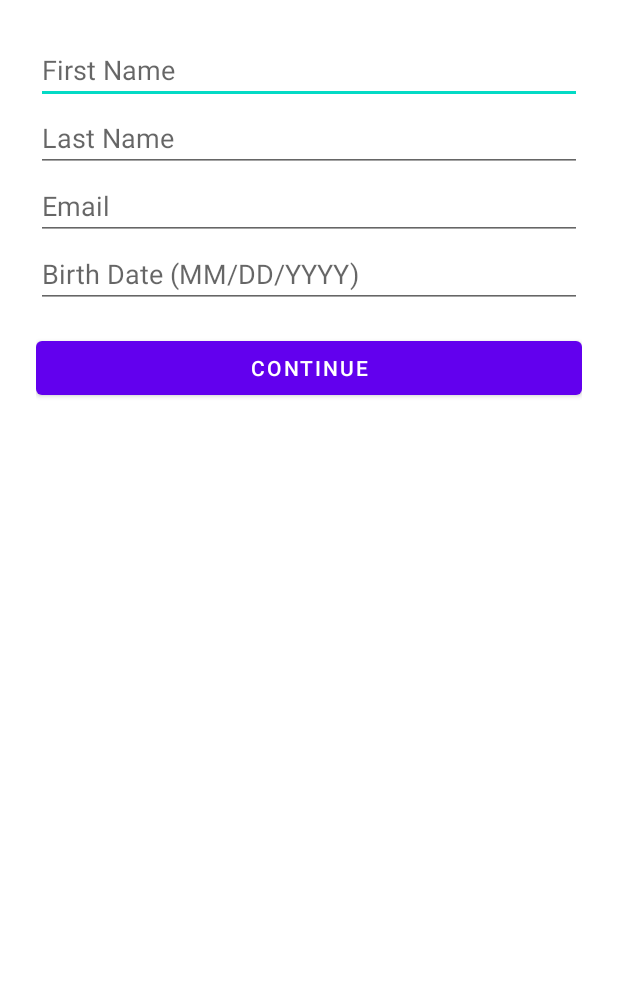
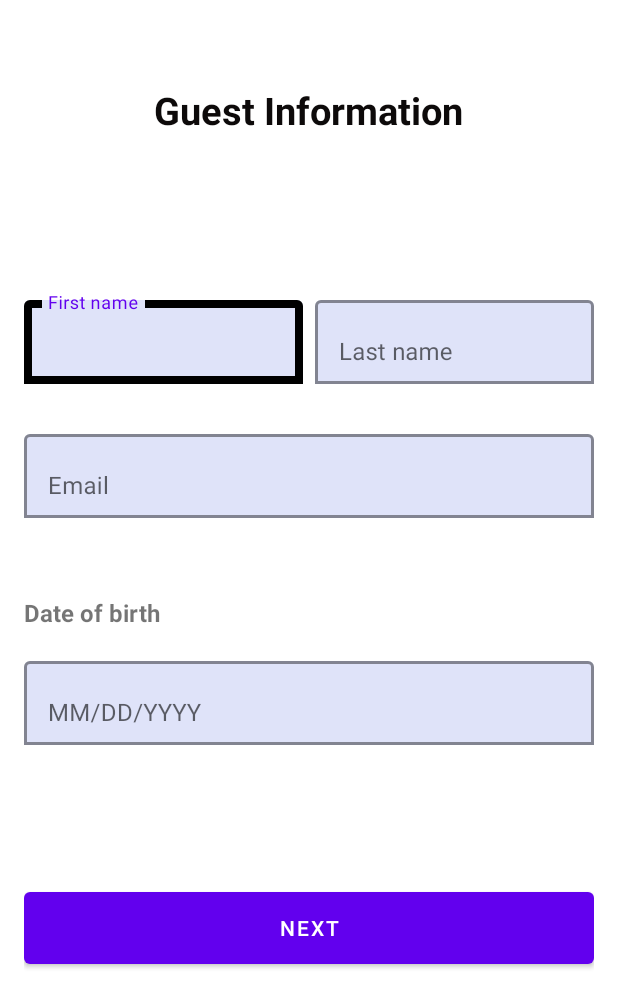
Before and after one commit to VikasSardhara/EZStay, an Android app: the GuestFormActivity screen opened directly, with no data from a screen before it, on a phone screen of 412 x 824 dp. Shown: the top 1008 px of the screen. Run offline under Robolectric (Android 15) with nearby library versions, the phone set to English and light mode, and no system bars.

Commit message:
changed guest activity form xml. updated logic for sending guest information to payment

```diff
--- a/frontend/app/src/main/java/com/example/homepage/Payment/CheckoutActivity.java
+++ b/frontend/app/src/main/java/com/example/homepage/Payment/CheckoutActivity.java
@@ -111,7 +111,6 @@ public class CheckoutActivity extends AppCompatActivity {
                         jsonParam.put("first_name", i.getStringExtra("first_name"));
                         jsonParam.put("last_name", i.getStringExtra("last_name"));
                         jsonParam.put("email", i.getStringExtra("email"));
-                        //for(ConfirmedBookingManager.ConfirmedReservation res : Res
                     }
 
 
--- a/frontend/app/src/main/java/com/example/homepage/Payment/GuestFormActivity.java
+++ b/frontend/app/src/main/java/com/example/homepage/Payment/GuestFormActivity.java
@@ -1,58 +1,61 @@
 package com.example.homepage.Payment;
 
-import android.app.DatePickerDialog;
 import android.content.Intent;
 import android.os.Bundle;
+import android.view.View;
 import android.widget.Button;
 import android.widget.EditText;
 import android.widget.Toast;
+
+import com.example.homepage.USER.DOBPicker;
 
 import androidx.annotation.Nullable;
 import androidx.appcompat.app.AppCompatActivity;
 
 import com.example.homepage.R;
 
-import java.text.SimpleDateFormat;
-import java.util.Calendar;
-import java.util.Locale;
-
-
 public class GuestFormActivity extends AppCompatActivity {
 
     private EditText etFirstName, etLastName, etEmail, etBirthDate;
     private Button btnSubmit;
-    private Calendar selectedDOB;
 
     @Override
     protected void onCreate(@Nullable Bundle savedInstanceState) {
         super.onCreate(savedInstanceState);
         setContentView(R.layout.activity_guest_form);
 
-        etFirstName = findViewById(R.id.firstName);
-        etLastName = findViewById(R.id.lastName);
-        etEmail = findViewById(R.id.email);
-        etBirthDate = findViewById(R.id.birthDate);
-        btnSubmit = findViewById(R.id.submitGuestForm);
+        etFirstName = findViewById(R.id.first_name);
+        etLastName = findViewById(R.id.last_name);
+        etEmail = findViewById(R.id.register_email);
+        etBirthDate = findViewById(R.id.dob_input);
+        btnSubmit = findViewById(R.id.next_button);
 
-        selectedDOB = Calendar.getInstance();
+        etBirthDate.setOnClickListener(new View.OnClickListener() {
+            @Override
+            public void onClick(View v) {
+                DOBPicker.showDatePicker(GuestFormActivity.this, new DOBPicker.DOBSelectedCallback() {
+                    @Override
+                    public void onValidDOBSelected(String formattedDate) {
+                        etBirthDate.setText(formattedDate);
+                    }
+                });
+            }
+        });
 
-        etBirthDate.setOnClickListener(v -> showDatePickerDialog());
-
+        // Handle form submission
         btnSubmit.setOnClickListener(v -> {
             String firstName = etFirstName.getText().toString().trim();
             String lastName = etLastName.getText().toString().trim();
             String email = etEmail.getText().toString().trim();
             String birthDate = etBirthDate.getText().toString().trim();
 
+            // Check if all fields are filled
             if (firstName.isEmpty() || lastName.isEmpty() || email.isEmpty() || birthDate.isEmpty()) {
                 Toast.makeText(this, "Please fill out all fields.", Toast.LENGTH_SHORT).show();
                 return;
             }
 
-            if (!is18OrOlder(selectedDOB)) {
-                Toast.makeText(this, "You must be at least 18 years old to book.", Toast.LENGTH_LONG).show();
-                return;
-            }
+            // Passing the guest form data to the next activity (CheckoutActivity)
             Intent i = new Intent(getApplicationContext(), CheckoutActivity.class);
             i.putExtra("first_name", firstName);
             i.putExtra("last_name", lastName);
@@ -61,32 +64,6 @@ public class GuestFormActivity extends AppCompatActivity {
             finish();
 
             Toast.makeText(this, "Guest form submitted. Welcome!", Toast.LENGTH_SHORT).show();
-            // You can now navigate to the Home screen or store this guest data for further use.
         });
     }
-
-    private void showDatePickerDialog() {
-        Calendar calendar = Calendar.getInstance();
-
-        new DatePickerDialog(
-                this,
-                (view, year, month, dayOfMonth) -> {
-                    selectedDOB.set(year, month, dayOfMonth);
-                    SimpleDateFormat sdf = new SimpleDateFormat("MM/dd/yyyy", Locale.US);
-                    etBirthDate.setText(sdf.format(selectedDOB.getTime()));
-                },
-                calendar.get(Calendar.YEAR),
-                calendar.get(Calendar.MONTH),
-                calendar.get(Calendar.DAY_OF_MONTH)
-        ).show();
-    }
-
-    private boolean is18OrOlder(Calendar dob) {
-        Calendar today = Calendar.getInstance();
-        Calendar legalAge = (Calendar) dob.clone();
-        legalAge.add(Calendar.YEAR, 18);
-        return !today.before(legalAge); // returns true if today is after or equal to 18th birthday
-    }
-
-
 }
--- a/frontend/app/src/main/java/com/example/homepage/REGISTERLOGIN/Register.java
+++ b/frontend/app/src/main/java/com/example/homepage/REGISTERLOGIN/Register.java
@@ -25,7 +25,6 @@ public class Register extends AppCompatActivity {
     TextInputEditText editTextlastName;
     TextInputEditText editTextEmail;
     Button nextButton;
-    ProgressBar progressBar;
 
     FirebaseAuth mAuth;
     TextView loginButton;
--- a/frontend/app/src/main/java/com/example/homepage/cart/CartFragment.java
+++ b/frontend/app/src/main/java/com/example/homepage/cart/CartFragment.java
@@ -28,6 +28,7 @@ import com.google.android.material.bottomnavigation.BottomNavigationView;
 import com.android.volley.toolbox.StringRequest;
 import com.google.firebase.auth.FirebaseAuth;
 
+import java.io.Serializable;
 import java.text.NumberFormat;
 import java.text.SimpleDateFormat;
 import java.util.List;
@@ -131,7 +132,6 @@ public class CartFragment extends Fragment {
 
             btnPay.setOnClickListener(v -> {
                 FirebaseUser mUser = FirebaseAuth.getInstance().getCurrentUser();
-
                 if (mUser != null) {
                     Intent i = new Intent(requireContext(), com.example.homepage.Payment.CheckoutActivity.class);
                     i.putExtra("amount", (int)(res.getPrice()));
@@ -148,8 +148,6 @@ public class CartFragment extends Fragment {
                     startActivity(intent);
                 }
             });
-
-
             cartContainer.addView(card);
         }
     }
--- a/frontend/app/src/main/res/layout/activity_guest_form.xml
+++ b/frontend/app/src/main/res/layout/activity_guest_form.xml
@@ -1,47 +1,137 @@
 <?xml version="1.0" encoding="utf-8"?>
-<ScrollView xmlns:android="http://schemas.android.com/apk/res/android"
+<androidx.constraintlayout.widget.ConstraintLayout
+    xmlns:android="http://schemas.android.com/apk/res/android"
+    xmlns:app="http://schemas.android.com/apk/res-auto"
+    xmlns:tools="http://schemas.android.com/tools"
     android:layout_width="match_parent"
     android:layout_height="match_parent"
-    android:padding="24dp">
+    android:padding="16dp">
 
-    <LinearLayout
-        android:layout_width="match_parent"
+    <TextView
+        android:id="@+id/create_account_display"
+        android:layout_width="wrap_content"
         android:layout_height="wrap_content"
-        android:orientation="vertical">
+        android:layout_marginTop="40dp"
+        android:text="Guest Information"
+        android:textColor="#0D0A0A"
+        android:textSize="25sp"
+        android:textStyle="bold"
+        app:layout_constraintEnd_toEndOf="parent"
+        app:layout_constraintHorizontal_bias="0.497"
+        app:layout_constraintStart_toStartOf="parent"
+        app:layout_constraintTop_toTopOf="parent" />
 
-        <EditText
-            android:id="@+id/firstName"
-            android:hint="First Name"
-            android:inputType="textPersonName"
-            android:layout_width="match_parent"
-            android:layout_height="wrap_content"/>
+    <!-- First Name -->
+    <com.google.android.material.textfield.TextInputLayout
+        android:id="@+id/first_name_layout"
+        android:layout_width="0dp"
+        android:layout_height="wrap_content"
+        android:layout_marginTop="104dp"
+        app:boxBackgroundColor="#7CBEC6F2"
+        app:boxBackgroundMode="outline"
+        app:boxStrokeColor="#000000"
+        app:boxStrokeWidth="2dp"
+        app:boxStrokeWidthFocused="5dp"
+        app:layout_constraintEnd_toStartOf="@id/last_name_layout"
+        app:layout_constraintStart_toStartOf="parent"
+        app:layout_constraintTop_toBottomOf="@id/create_account_display">
 
-        <EditText
-            android:id="@+id/lastName"
-            android:hint="Last Name"
-            android:inputType="textPersonName"
-            android:layout_width="match_parent"
-            android:layout_height="wrap_content"/>
-
-        <EditText
-            android:id="@+id/email"
-            android:hint="Email"
-            android:inputType="textEmailAddress"
-            android:layout_width="match_parent"
-            android:layout_height="wrap_content"/>
-
-        <EditText
-            android:id="@+id/birthDate"
-            android:hint="Birth Date (MM/DD/YYYY)"
-            android:inputType="date"
-            android:layout_width="match_parent"
-            android:layout_height="wrap_content"/>
-
-        <Button
-            android:id="@+id/submitGuestForm"
-            android:text="Continue"
+        <com.google.android.material.textfield.TextInputEditText
+            android:id="@+id/first_name"
             android:layout_width="match_parent"
             android:layout_height="wrap_content"
-            android:layout_marginTop="16dp"/>
-    </LinearLayout>
-</ScrollView>
+            android:hint="First name" />
+    </com.google.android.material.textfield.TextInputLayout>
+
+
+    <com.google.android.material.textfield.TextInputLayout
+        android:id="@+id/last_name_layout"
+        android:layout_width="0dp"
+        android:layout_height="wrap_content"
+        android:layout_marginStart="8dp"
+        android:layout_marginTop="104dp"
+        app:boxBackgroundColor="#7CBEC6F2"
+        app:boxBackgroundMode="outline"
+        app:boxStrokeColor="#000000"
+        app:boxStrokeWidth="2dp"
+        app:boxStrokeWidthFocused="5dp"
+        app:layout_constraintEnd_toEndOf="parent"
+        app:layout_constraintStart_toEndOf="@id/first_name_layout"
+        app:layout_constraintTop_toBottomOf="@id/create_account_display">
+
+        <com.google.android.material.textfield.TextInputEditText
+            android:id="@+id/last_name"
+            android:layout_width="match_parent"
+            android:layout_height="wrap_content"
+            android:hint="Last name" />
+    </com.google.android.material.textfield.TextInputLayout>
+
+
+    <com.google.android.material.textfield.TextInputLayout
+        android:id="@+id/email_layout"
+        android:layout_width="0dp"
+        android:layout_height="wrap_content"
+        android:layout_marginTop="28dp"
+        app:boxBackgroundColor="#7CBEC6F2"
+        app:boxBackgroundMode="outline"
+        app:boxStrokeColor="#000000"
+        app:boxStrokeWidth="2dp"
+        app:boxStrokeWidthFocused="5dp"
+        app:layout_constraintEnd_toEndOf="parent"
+        app:layout_constraintStart_toStartOf="parent"
+        app:layout_constraintTop_toBottomOf="@id/first_name_layout">
+
+        <com.google.android.material.textfield.TextInputEditText
+            android:id="@+id/register_email"
+            android:layout_width="match_parent"
+            android:layout_height="wrap_content"
+            android:hint="Email" />
+    </com.google.android.material.textfield.TextInputLayout>
+
+    <TextView
+        android:id="@+id/DOB"
+        android:layout_width="wrap_content"
+        android:layout_height="wrap_content"
+        android:layout_marginTop="52dp"
+        android:text="Date of birth"
+        android:textSize="16sp"
+        android:textStyle="bold"
+        app:layout_constraintStart_toStartOf="parent"
+        app:layout_constraintTop_toBottomOf="@id/email_layout" />
+
+    <!-- DOB Input -->
+    <com.google.android.material.textfield.TextInputLayout
+        android:id="@+id/dob_layout"
+        android:layout_width="0dp"
+        android:layout_height="wrap_content"
+        android:layout_marginTop="16dp"
+        app:boxBackgroundColor="#7CBEC6F2"
+        app:boxBackgroundMode="outline"
+        app:boxStrokeColor="#000000"
+        app:boxStrokeWidth="2dp"
+        app:boxStrokeWidthFocused="5dp"
+        app:layout_constraintEnd_toEndOf="parent"
+        app:layout_constraintStart_toStartOf="parent"
+        app:layout_constraintTop_toBottomOf="@id/DOB">
+
+        <com.google.android.material.textfield.TextInputEditText
+            android:id="@+id/dob_input"
+            android:layout_width="match_parent"
+            android:layout_height="wrap_content"
+            android:clickable="true"
+            android:focusable="false"
+            android:hint="MM/DD/YYYY" />
+    </com.google.android.material.textfield.TextInputLayout>
+
+    <Button
+        android:id="@+id/next_button"
+        android:layout_width="0dp"
+        android:layout_height="60dp"
+        android:layout_marginTop="92dp"
+        android:text="Next"
+        app:layout_constraintEnd_toEndOf="parent"
+        app:layout_constraintHorizontal_bias="1.0"
+        app:layout_constraintStart_toStartOf="parent"
+        app:layout_constraintTop_toBottomOf="@id/dob_layout" />
+
+</androidx.constraintlayout.widget.ConstraintLayout>
```
Also changed, not shown: frontend/app/src/main/java/com/example/homepage/REGISTERLOGIN/Login.java (+12 -0 lines), frontend/app/src/main/java/com/example/homepage/dashboard/DashboardFragment.java (+12 -9 lines), 4 other files.
